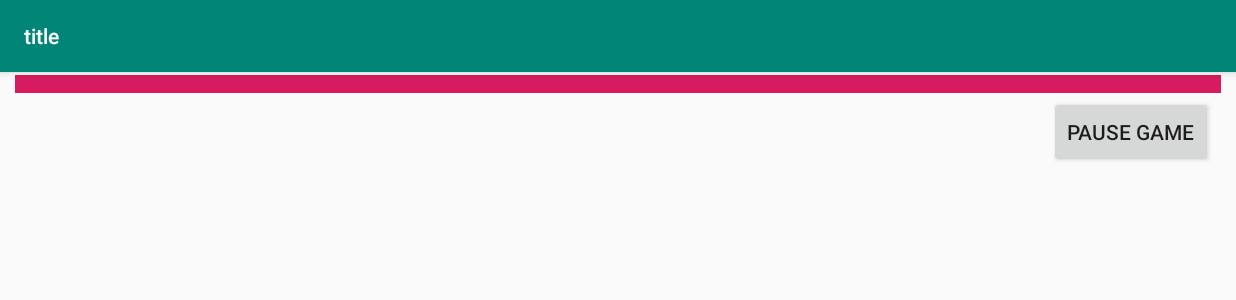
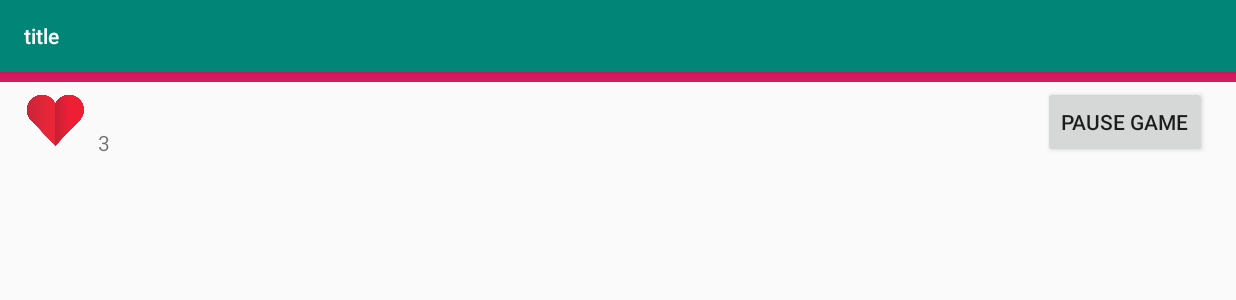
Before and after one commit to Relegends/SpaceGame, an Android app: the screen it shows after launch (ScaffoldActivity), after a tap on "START GAME", on a phone screen of 824 x 412 dp (held sideways). Shown: the top 300 px of the screen. Run offline under Robolectric (Android 15) with nearby library versions, the phone set to English and light mode, and no system bars; 10 statements that could not run were skipped.

Commit message:
Game logic between screens and implementation of the HUD

```diff
--- a/app/src/main/java/dadm/scaffold/GameLogic.java
+++ b/app/src/main/java/dadm/scaffold/GameLogic.java
@@ -3,10 +3,26 @@ package dadm.scaffold;
 public class GameLogic {
 
     public static GameLogic GAME = new GameLogic();
+    public boolean isPlaying = false;
 
     private int progress = 100;
 
-    private int playerLifes = 3;
+
+    private int playerLives = 3;
+
+    public void reduceLives() {
+        this.playerLives--;
+    }
+
+    public void resetProgress() {
+        this.progress = 100;
+        this.playerLives = 3;
+        this.isPlaying = true;
+    }
+
+    public int getLives() {
+        return playerLives;
+    }
 
     public void setProgress(int progress) {
         this.progress = progress;
--- a/app/src/main/java/dadm/scaffold/counter/GameFragment.java
+++ b/app/src/main/java/dadm/scaffold/counter/GameFragment.java
@@ -11,6 +11,9 @@ import android.view.ViewGroup;
 import android.view.ViewTreeObserver;
 import android.widget.Button;
 import android.widget.ProgressBar;
+import android.widget.TextView;
+
+import org.w3c.dom.Text;
 
 import dadm.scaffold.BaseFragment;
 import dadm.scaffold.GameLogic;
@@ -29,6 +32,8 @@ public class GameFragment extends BaseFragment implements View.OnClickListener {
     private GameEngine theGameEngine;
 
     private ProgressBar progressBar;
+    private TextView lives;
+    private Integer printLives;
     private Handler mHandler = new Handler();
 
     public GameFragment() {
@@ -46,6 +51,7 @@ public class GameFragment extends BaseFragment implements View.OnClickListener {
         super.onViewCreated(view, savedInstanceState);
         view.findViewById(R.id.btn_play_pause).setOnClickListener(this);
         progressBar = view.findViewById(R.id.tank_health);
+        lives = view.findViewById(R.id.livesHUD);
         final ViewTreeObserver observer = view.getViewTreeObserver();
         observer.addOnGlobalLayoutListener(new ViewTreeObserver.OnGlobalLayoutListener() {
             @Override
@@ -64,28 +70,8 @@ public class GameFragment extends BaseFragment implements View.OnClickListener {
                 theGameEngine.startGame();
             }
         });
-
-        new AsyncTask<Void, Void, Void>() {
-            @Override
-            protected Void doInBackground(final Void... params) {
-                while (GameLogic.GAME.getProgress() >= 0) {
-                    try {
-                        Thread.sleep(500);
-                    } catch (InterruptedException e) {
-                        e.printStackTrace();
-                    }
-                    mHandler.post(new Runnable() {
-                        public void run() {
-                            progressBar.setProgress(GameLogic.GAME.getProgress());
-                        }
-                    });
-                }
-                return null;
-            }
-
-        }.execute();
-
-
+        GameLogic.GAME.resetProgress();
+        asyncTask();
     }
 
     @Override
@@ -107,6 +93,7 @@ public class GameFragment extends BaseFragment implements View.OnClickListener {
     public void onDestroy() {
         super.onDestroy();
         theGameEngine.stopGame();
+        GameLogic.GAME.isPlaying = false;
     }
 
     @Override
@@ -135,7 +122,40 @@ public class GameFragment extends BaseFragment implements View.OnClickListener {
                     public void onClick(DialogInterface dialog, int which) {
                         dialog.dismiss();
                         theGameEngine.stopGame();
+                        GameLogic.GAME.isPlaying = false;
                         ((ScaffoldActivity) getActivity()).returnToMenu();
+                    }
+                })
+                .setOnCancelListener(new DialogInterface.OnCancelListener() {
+                    @Override
+                    public void onCancel(DialogInterface dialog) {
+                        theGameEngine.resumeGame();
+                    }
+                })
+                .create()
+                .show();
+
+    }
+
+    private void gameOverAndShowGameOverDialog() {
+        theGameEngine.pauseGame();
+        new AlertDialog.Builder(getActivity())
+                .setTitle(R.string.game_over_dialog_title)
+                .setMessage(R.string.game_over_dialog_message)
+                .setPositiveButton(R.string.restart, new DialogInterface.OnClickListener() {
+                    @Override
+                    public void onClick(DialogInterface dialog, int which) {
+                        dialog.dismiss();
+                        theGameEngine.stopGame();
+                        ((ScaffoldActivity) getActivity()).startGame();
+                    }
+                })
+                .setNegativeButton(R.string.results, new DialogInterface.OnClickListener() {
+                    @Override
+                    public void onClick(DialogInterface dialog, int which) {
+                        dialog.dismiss();
+                        theGameEngine.stopGame();
+                        ((ScaffoldActivity) getActivity()).stopGame();
                     }
                 })
                 .setOnCancelListener(new DialogInterface.OnCancelListener() {
@@ -160,4 +180,38 @@ public class GameFragment extends BaseFragment implements View.OnClickListener {
         }
     }
 
+    private void asyncTask() {
+
+        new AsyncTask<Void, Void, Void>() {
+            @Override
+            protected Void doInBackground(final Void... params) {
+                while (GameLogic.GAME.getProgress() >= 0 && GameLogic.GAME.getLives() > 0 && GameLogic.GAME.isPlaying) {
+                    try {
+                        Thread.sleep(100);
+                    } catch (InterruptedException e) {
+                        e.printStackTrace();
+                    }
+                    mHandler.post(new Runnable() {
+                        public void run() {
+                            progressBar.setProgress(GameLogic.GAME.getProgress());
+                            printLives = new Integer(GameLogic.GAME.getLives());
+                            lives.setText(printLives.toString());
+                        }
+                    });
+                }
+
+                mHandler.post(new Runnable() {
+                    public void run() {
+                        if (GameLogic.GAME.getLives() <= 0) {
+                            gameOverAndShowGameOverDialog();
+                        }
+                    }
+                });
+
+                return null;
+            }
+
+        }.execute();
+    }
+
 }
--- a/app/src/main/java/dadm/scaffold/engine/GameEngine.java
+++ b/app/src/main/java/dadm/scaffold/engine/GameEngine.java
@@ -8,6 +8,7 @@ import java.util.ArrayList;
 import java.util.List;
 import java.util.Random;
 
+import dadm.scaffold.GameLogic;
 import dadm.scaffold.input.InputController;
 import dadm.scaffold.sound.GameEvent;
 import dadm.scaffold.sound.SoundManager;
@@ -61,6 +62,7 @@ public class GameEngine {
     public void startGame() {
         // Stop a game if it is running
         stopGame();
+
 
         // Setup the game objects
         int nugameObjects = gameObjects.size();
--- a/app/src/main/res/layout/fragment_game.xml
+++ b/app/src/main/res/layout/fragment_game.xml
@@ -1,41 +1,75 @@
 <?xml version="1.0" encoding="utf-8"?>
 <FrameLayout
     xmlns:android="http://schemas.android.com/apk/res/android"
+    xmlns:app="http://schemas.android.com/apk/res-auto"
     xmlns:tools="http://schemas.android.com/tools"
     android:layout_width="match_parent"
     android:layout_height="match_parent"
     android:orientation="vertical"
     tools:context="dadm.scaffold.counter.GameFragment">
 
+    <include
+        layout="@layout/view_joystick" />
+
     <dadm.scaffold.engine.StandardGameView
         android:id="@+id/gameView"
         android:layout_width="match_parent"
         android:layout_height="match_parent" />
 
-    <Button
-        android:layout_gravity="top|right"
-        android:id="@+id/btn_play_pause"
-        android:layout_marginTop="@dimen/activity_vertical_margin"
-        android:layout_marginRight="@dimen/activity_vertical_margin"
-        android:layout_width="wrap_content"
-        android:layout_height="wrap_content"
-        android:text="@string/pause" />
+    <android.support.constraint.ConstraintLayout
+        android:layout_width="match_parent"
+        android:layout_height="match_parent">
 
-    <include
-        layout="@layout/view_joystick"
-        android:layout_height="282dp" />
+        <ProgressBar
+            android:id="@+id/tank_health"
+            style="?android:attr/progressBarStyleHorizontal"
+            android:layout_width="match_parent"
+            android:layout_height="wrap_content"
+            android:scaleY="3"
+            app:layout_constraintBottom_toTopOf="@+id/imageView"
+            app:layout_constraintEnd_toEndOf="parent"
+            app:layout_constraintStart_toStartOf="parent"
+            app:layout_constraintTop_toTopOf="parent" />
 
-    <ProgressBar
-        android:id="@+id/tank_health"
-        style="?android:attr/progressBarStyleHorizontal"
-        android:layout_width="match_parent"
-        android:layout_height="wrap_content"
-        android:layout_marginStart="10dp"
-        android:layout_marginLeft="10dp"
-        android:layout_marginTop="0dp"
-        android:layout_marginEnd="10dp"
-        android:layout_marginRight="10dp"
-        android:layout_marginBottom="0dp"
-        android:scaleY="3" />
+        <ImageView
+            android:id="@+id/imageView"
+            android:layout_width="41dp"
+            android:layout_height="46dp"
+            android:layout_marginStart="16dp"
+            android:layout_marginLeft="16dp"
+            android:layout_marginBottom="315dp"
+            android:src="@drawable/heart"
+            app:layout_constraintBottom_toBottomOf="parent"
+            app:layout_constraintStart_toStartOf="parent"
+            app:layout_constraintTop_toBottomOf="@+id/tank_health" />
+
+        <Button
+            android:id="@+id/btn_play_pause"
+            android:layout_width="wrap_content"
+            android:layout_height="wrap_content"
+            android:layout_gravity="top|right"
+            android:layout_marginStart="580dp"
+            android:layout_marginLeft="580dp"
+            android:layout_marginEnd="20dp"
+            android:layout_marginRight="20dp"
+            android:layout_marginBottom="330dp"
+            android:text="@string/pause"
+            app:layout_constraintBottom_toBottomOf="parent"
+            app:layout_constraintEnd_toEndOf="parent"
+            app:layout_constraintHorizontal_bias="1.0"
+            app:layout_constraintStart_toEndOf="@+id/imageView"
+            app:layout_constraintTop_toBottomOf="@+id/tank_health"
+            app:layout_constraintVertical_bias="0.0" />
+
+        <TextView
+            android:id="@+id/livesHUD"
+            android:layout_width="wrap_content"
+            android:layout_height="wrap_content"
+            android:layout_marginStart="8dp"
+            android:layout_marginLeft="8dp"
+            android:layout_marginTop="28dp"
+            app:layout_constraintStart_toEndOf="@+id/imageView"
+            app:layout_constraintTop_toBottomOf="@+id/tank_health" />
+    </android.support.constraint.ConstraintLayout>
 
 </FrameLayout>
```
Also changed, not shown: app/src/main/java/dadm/scaffold/space/SpaceShipPlayer.java (+31 -8 lines), app/src/main/res/drawable-nodpi/heart.png (added).
